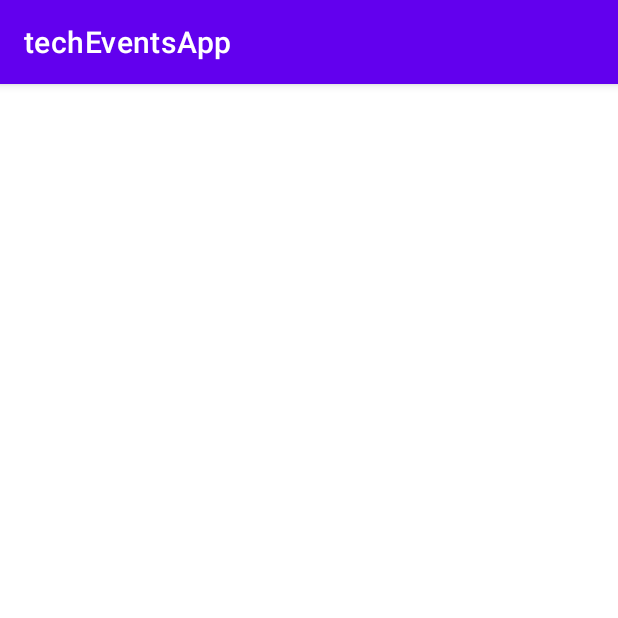
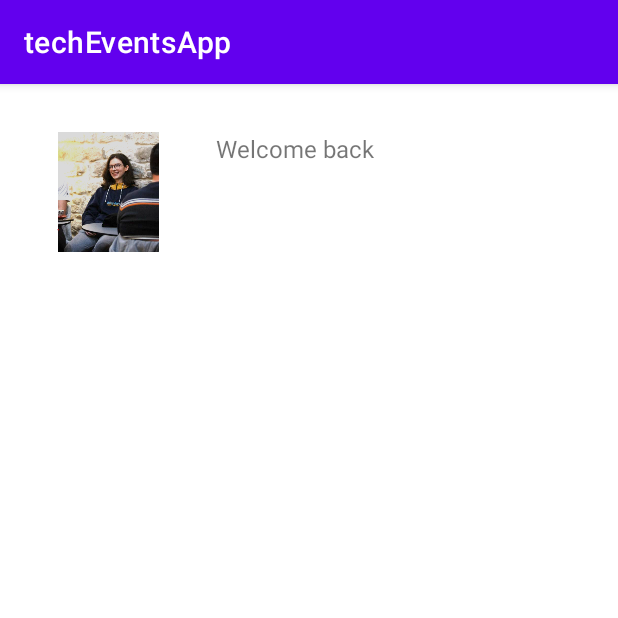
Before and after one commit to timea-podrug/techEventsApp, an Android app: the screen it shows after launch (MainActivity before the commit, IntroActivity after it), on a phone screen of 412 x 824 dp, the top half of it. Run offline under Robolectric (Android 15) with nearby library versions, the phone set to English and light mode, and no system bars; 1 statement that could not run was skipped.

Commit message:
intro activity

```diff
--- a/app/src/main/AndroidManifest.xml
+++ b/app/src/main/AndroidManifest.xml
@@ -12,7 +12,10 @@
         android:theme="@style/Theme.TechEventsApp"
         tools:targetApi="31">
         <activity
-            android:name=".MainActivity"
+            android:name=".Main2Activity"
+            android:exported="false" />
+        <activity
+            android:name=".activities.IntroActivity"
             android:exported="true">
             <intent-filter>
                 <action android:name="android.intent.action.MAIN" />
--- /dev/null
+++ b/app/src/main/java/com/example/techeventsapp/activities/IntroActivity.java
@@ -0,0 +1,26 @@
+package com.example.techeventsapp.activities;
+
+import androidx.appcompat.app.AppCompatActivity;
+
+import android.content.Intent;
+import android.os.Bundle;
+import android.view.View;
+import android.widget.Button;
+
+import com.example.techeventsapp.R;
+
+public class IntroActivity extends AppCompatActivity {
+    private Button startBtn;
+    @Override
+    protected void onCreate(Bundle savedInstanceState) {
+        super.onCreate(savedInstanceState);
+        setContentView(R.layout.activity_main);
+
+        initView();
+    }
+
+    private void initView() {
+        startBtn=findViewById(R.id.startBtn);
+        startBtn.setOnClickListener(v -> startActivity(new Intent(IntroActivity.this,Main2Activity.class)));
+    }
+}
--- a/app/src/main/java/com/example/techeventsapp/MainActivity.java
+++ b/app/src/main/java/com/example/techeventsapp/activities/Main2Activity.java
@@ -1,14 +1,16 @@
-package com.example.techeventsapp;
+package com.example.techeventsapp.activities;
 
 import androidx.appcompat.app.AppCompatActivity;
 
 import android.os.Bundle;
 
-public class MainActivity extends AppCompatActivity {
+import com.example.techeventsapp.R;
+
+public class Main2Activity extends AppCompatActivity {
 
     @Override
     protected void onCreate(Bundle savedInstanceState) {
         super.onCreate(savedInstanceState);
-        setContentView(R.layout.activity_main);
+        setContentView(R.layout.activity_main2);
     }
 }
--- a/app/src/main/res/layout/activity_main.xml
+++ b/app/src/main/res/layout/activity_main.xml
@@ -4,4 +4,41 @@
     xmlns:tools="http://schemas.android.com/tools"
     android:layout_width="match_parent"
     android:layout_height="match_parent"
-    tools:context=".MainActivity"/>
+    tools:context=".activities.IntroActivity">
+
+    <ScrollView
+        android:layout_width="match_parent"
+        android:layout_height="match_parent">
+
+        <LinearLayout
+            android:layout_width="match_parent"
+            android:layout_height="wrap_content"
+            android:orientation="vertical">
+
+            <androidx.constraintlayout.widget.ConstraintLayout
+                android:layout_width="match_parent"
+                android:layout_height="match_parent">
+
+                <ImageView
+                    android:id="@+id/imageView3"
+                    android:layout_width="80dp"
+                    android:layout_height="80dp"
+                    android:layout_marginStart="32dp"
+                    android:layout_marginTop="32dp"
+                    android:src="@drawable/localsnomads"
+                    app:layout_constraintStart_toStartOf="parent"
+                    app:layout_constraintTop_toTopOf="parent" />
+
+                <TextView
+                    android:id="@+id/textView4"
+                    android:layout_width="wrap_content"
+                    android:layout_height="wrap_content"
+                    android:text="Welcome back"
+                    android:textSize="16dp"
+                    android:layout_marginStart="32dp"
+                    app:layout_constraintStart_toEndOf="@+id/imageView3"
+                    app:layout_constraintTop_toTopOf="@+id/imageView3" />
+            </androidx.constraintlayout.widget.ConstraintLayout>
+        </LinearLayout>
+    </ScrollView>
+</androidx.constraintlayout.widget.ConstraintLayout>
--- a/app/src/main/res/values/colors.xml
+++ b/app/src/main/res/values/colors.xml
@@ -7,4 +7,9 @@
     <color name="teal_700">#FF018786</color>
     <color name="black">#FF000000</color>
     <color name="white">#FFFFFFFF</color>
+    <color name="blue">#003049</color>
+    <color name="red">#d62828</color>
+    <color name="orange">#f77f00</color>
+    <color name="yellow">#fcbf49</color>
+    <color name="beige">#eae2b7</color>
 </resources>
```
Also changed, not shown: app/src/main/res/drawable/background_btn.xml (added, +9 -0 lines), app/src/main/res/layout/activity_intro.xml (added, +58 -0 lines), app/src/main/res/layout/activity_main2.xml (added, +9 -0 lines), app/src/main/res/drawable/localsnomads.png (added), 1 other file.
